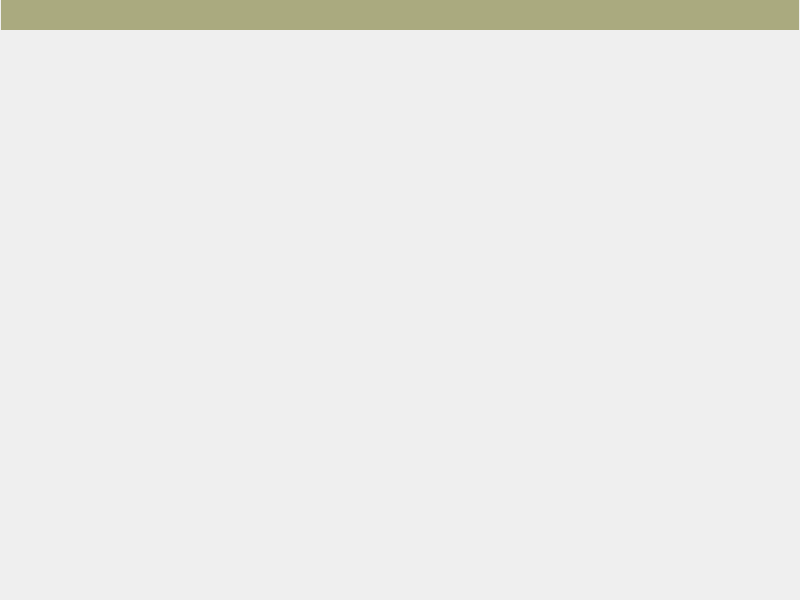
The window that src/run/pc_manage/maindialog/cmaindialog.ui (headson/isaws) describes before a commit, drawn with Qt 5.
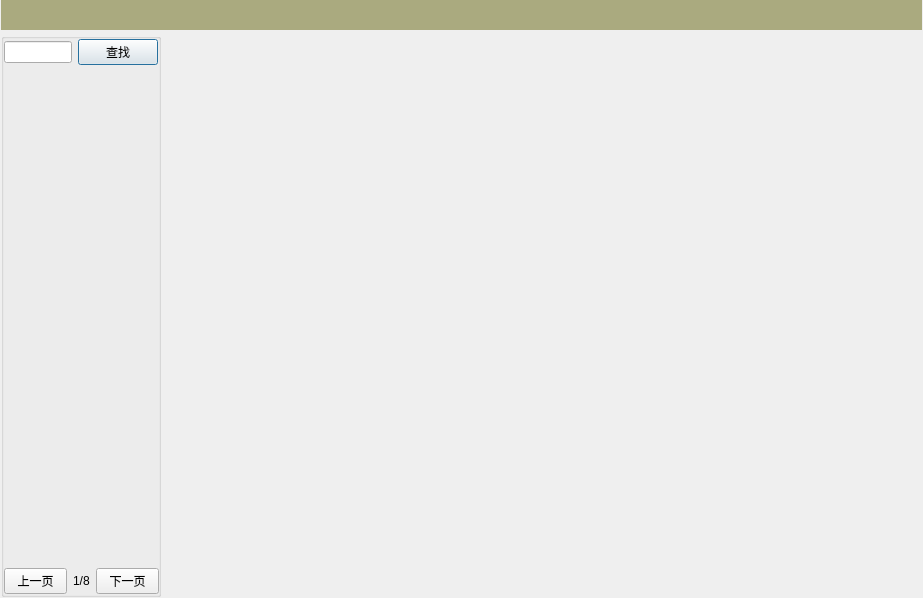
The same window after the commit.

```diff
--- a/src/run/pc_manage/maindialog/cmaindialog.ui
+++ b/src/run/pc_manage/maindialog/cmaindialog.ui
@@ -6,14 +6,14 @@
    <rect>
     <x>0</x>
     <y>0</y>
-    <width>800</width>
-    <height>600</height>
+    <width>923</width>
+    <height>598</height>
    </rect>
   </property>
   <property name="windowTitle">
    <string>CMainDialog</string>
   </property>
-  <layout class="QGridLayout" name="gridLayout">
+  <layout class="QGridLayout" name="gridLayout_2">
    <property name="leftMargin">
     <number>1</number>
    </property>
@@ -24,13 +24,117 @@
     <number>1</number>
    </property>
    <property name="bottomMargin">
-    <number>0</number>
+    <number>1</number>
    </property>
    <property name="spacing">
     <number>3</number>
    </property>
-   <item row="0" column="0">
-    <widget class="QLabel" name="pLebelTitle">
+   <item row="1" column="0">
+    <widget class="QGroupBox" name="dev_list_grp_">
+     <property name="minimumSize">
+      <size>
+       <width>160</width>
+       <height>0</height>
+      </size>
+     </property>
+     <property name="maximumSize">
+      <size>
+       <width>160</width>
+       <height>16777215</height>
+      </size>
+     </property>
+     <property name="title">
+      <string/>
+     </property>
+     <layout class="QGridLayout" name="gridLayout">
+      <property name="leftMargin">
+       <number>0</number>
+      </property>
+      <property name="topMargin">
+       <number>0</number>
+      </property>
+      <property name="rightMargin">
+       <number>0</number>
+      </property>
+      <property name="bottomMargin">
+       <number>0</number>
+      </property>
+      <property name="spacing">
+       <number>3</number>
+      </property>
+      <item row="0" column="0">
+       <layout class="QHBoxLayout" name="horizontalLayout_2">
+        <item>
+         <widget class="QLineEdit" name="find_edit_"/>
+        </item>
+        <item>
+         <widget class="QPushButton" name="find_button_">
+          <property name="text">
+           <string>查找</string>
+          </property>
+          <property name="default">
+           <bool>false</bool>
+          </property>
+         </widget>
+        </item>
+       </layout>
+      </item>
+      <item row="1" column="0">
+       <widget class="QWidget" name="dev_list_" native="true">
+        <property name="sizePolicy">
+         <sizepolicy hsizetype="Preferred" vsizetype="Expanding">
+          <horstretch>0</horstretch>
+          <verstretch>0</verstretch>
+         </sizepolicy>
+        </property>
+        <property name="minimumSize">
+         <size>
+          <width>0</width>
+          <height>0</height>
+         </size>
+        </property>
+       </widget>
+      </item>
+      <item row="2" column="0">
+       <layout class="QHBoxLayout" name="horizontalLayout">
+        <item>
+         <widget class="QPushButton" name="prev_button_">
+          <property name="text">
+           <string>上一页</string>
+          </property>
+         </widget>
+        </item>
+        <item>
+         <widget class="QLabel" name="page_label_">
+          <property name="text">
+           <string>1/8</string>
+          </property>
+         </widget>
+        </item>
+        <item>
+         <widget class="QPushButton" name="next_button_">
+          <property name="text">
+           <string>下一页</string>
+          </property>
+         </widget>
+        </item>
+       </layout>
+      </item>
+     </layout>
+    </widget>
+   </item>
+   <item row="1" column="1">
+    <widget class="QStackedWidget" name="center_widget_">
+     <property name="sizePolicy">
+      <sizepolicy hsizetype="Expanding" vsizetype="Preferred">
+       <horstretch>0</horstretch>
+       <verstretch>0</verstretch>
+      </sizepolicy>
+     </property>
+    </widget>
+   </item>
+   <item row="0" column="0" colspan="2">
+    <widget class="QLabel" name="title_label_">
      <property name="minimumSize">
       <size>
        <width>0</width>
@@ -51,9 +155,6 @@
      </property>
     </widget>
    </item>
-   <item row="1" column="0">
-    <widget class="QStackedWidget" name="pCenterWidget"/>
-   </item>
   </layout>
  </widget>
  <layoutdefault spacing="6" margin="11"/>
```
Left out of the diff: 4 changed lines with no effect on the pictures.
